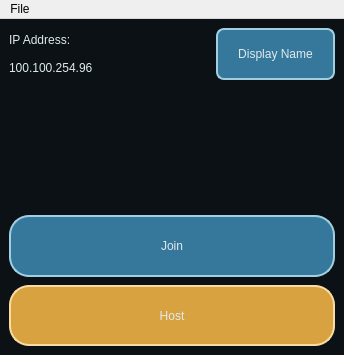
Above: app/home/mainwindow.ui from erakai/Mercury before the change. Below: the same form after it.
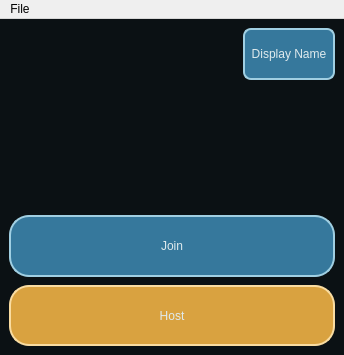
That is the form after the change.

Commit message: added toast notification class which can be used to show a message across a given window for some time, added display name to settings button on main page

The edit to the form file:
```diff
--- a/app/home/mainwindow.ui
+++ b/app/home/mainwindow.ui
@@ -62,37 +62,7 @@
        <number>4</number>
       </property>
       <item>
-       <layout class="QHBoxLayout" name="horizontalLayout_4">
-        <item>
-         <layout class="QVBoxLayout" name="verticalLayout_5">
-          <item>
-           <widget class="QLabel" name="ip_address_title_label">
-            <property name="sizePolicy">
-             <sizepolicy hsizetype="Maximum" vsizetype="Preferred">
-              <horstretch>0</horstretch>
-              <verstretch>0</verstretch>
-             </sizepolicy>
-            </property>
-            <property name="text">
-             <string>IP Address:</string>
-            </property>
-           </widget>
-          </item>
-          <item>
-           <widget class="QLabel" name="ip_address_label">
-            <property name="sizePolicy">
-             <sizepolicy hsizetype="Maximum" vsizetype="Preferred">
-              <horstretch>0</horstretch>
-              <verstretch>0</verstretch>
-             </sizepolicy>
-            </property>
-            <property name="text">
-             <string>100.100.254.96</string>
-            </property>
-           </widget>
-          </item>
-         </layout>
-        </item>
+       <layout class="QHBoxLayout" name="horizontalLayout_4" stretch="0,0">
         <item>
          <spacer name="horizontalSpacer">
           <property name="orientation">
@@ -109,7 +79,7 @@
         <item>
          <widget class="QPushButton" name="settingsButton">
           <property name="sizePolicy">
-           <sizepolicy hsizetype="MinimumExpanding" vsizetype="Fixed">
+           <sizepolicy hsizetype="Preferred" vsizetype="Fixed">
             <horstretch>0</horstretch>
             <verstretch>0</verstretch>
            </sizepolicy>
```
The commit also changes 9 other files.
